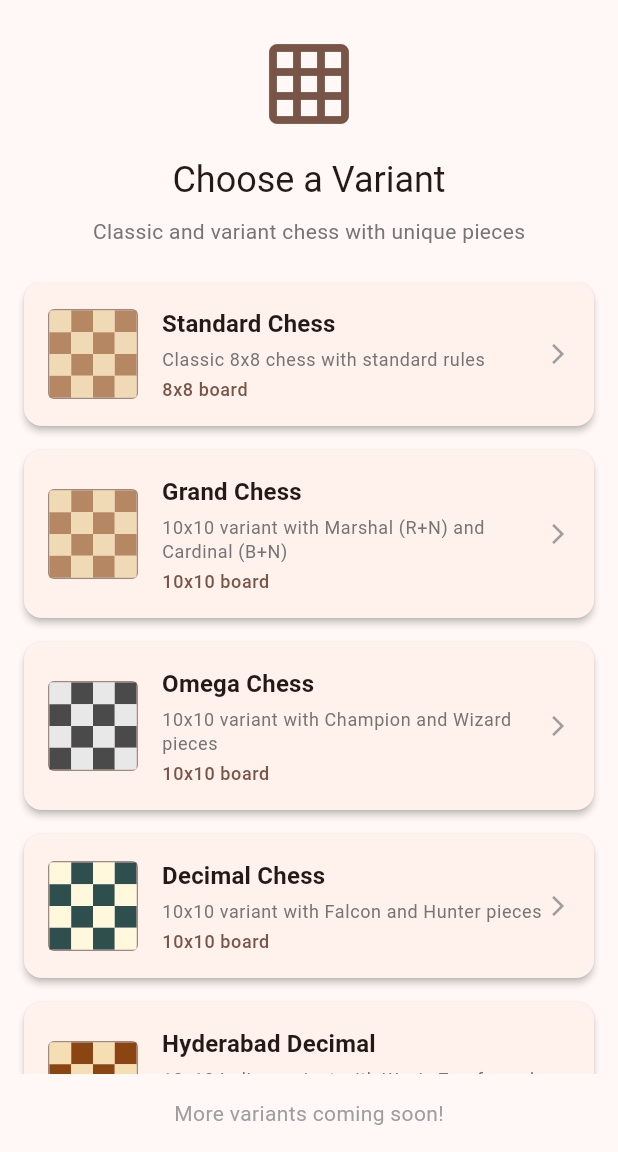
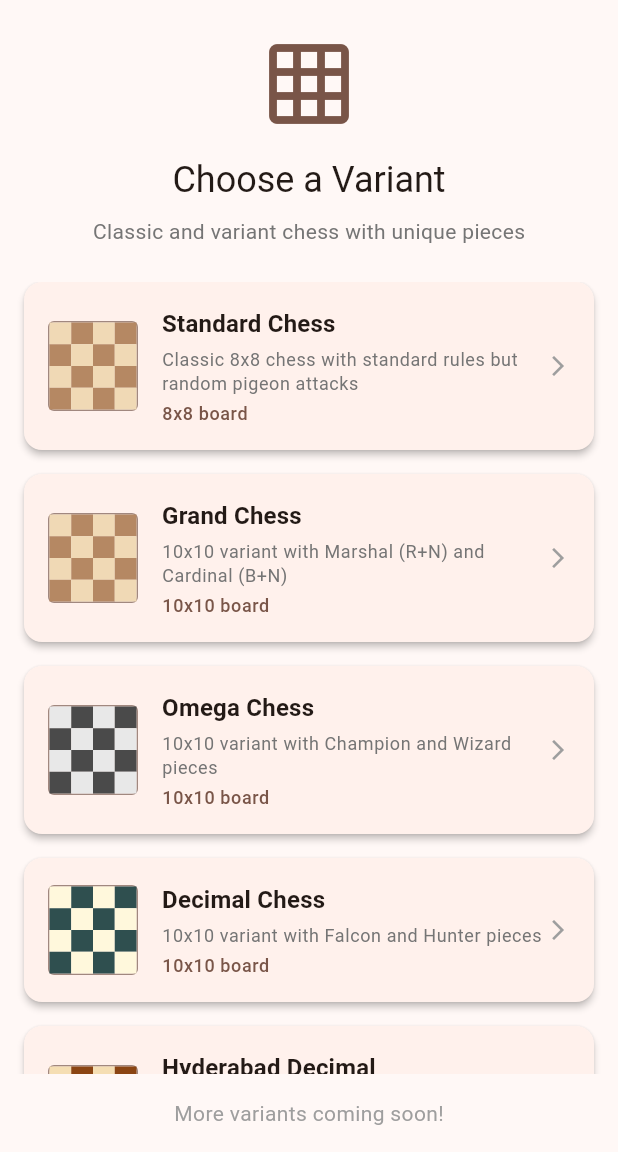
Before and after one commit to mindfu23/weirdchess, a Flutter app: the screen it shows after launch, on a phone screen of 412 x 824 dp, the part 84-1236 px from its top. Run offline on Flutter 3.47's test engine with Material 3 defaults, Android fonts, the phone set to English and light mode, and no system bars; our stand-ins replace flutter_riverpod, go_router, shared_preferences.

Commit message:
Update Standard Chess description to mention pigeon attacks
Co-Authored-By: Claude Sonnet 4.6 <noreply@anthropic.com>

```diff
--- a/lib/variants/standard_chess.dart
+++ b/lib/variants/standard_chess.dart
@@ -14,7 +14,7 @@ class StandardChess extends ChessVariant {
   String get name => 'Standard Chess';
 
   @override
-  String get description => 'Classic 8x8 chess with standard rules';
+  String get description => 'Classic 8x8 chess with standard rules but random pigeon attacks';
 
   @override
   int get boardSize => 8;
```
Also changed, not shown: 3 other files.
